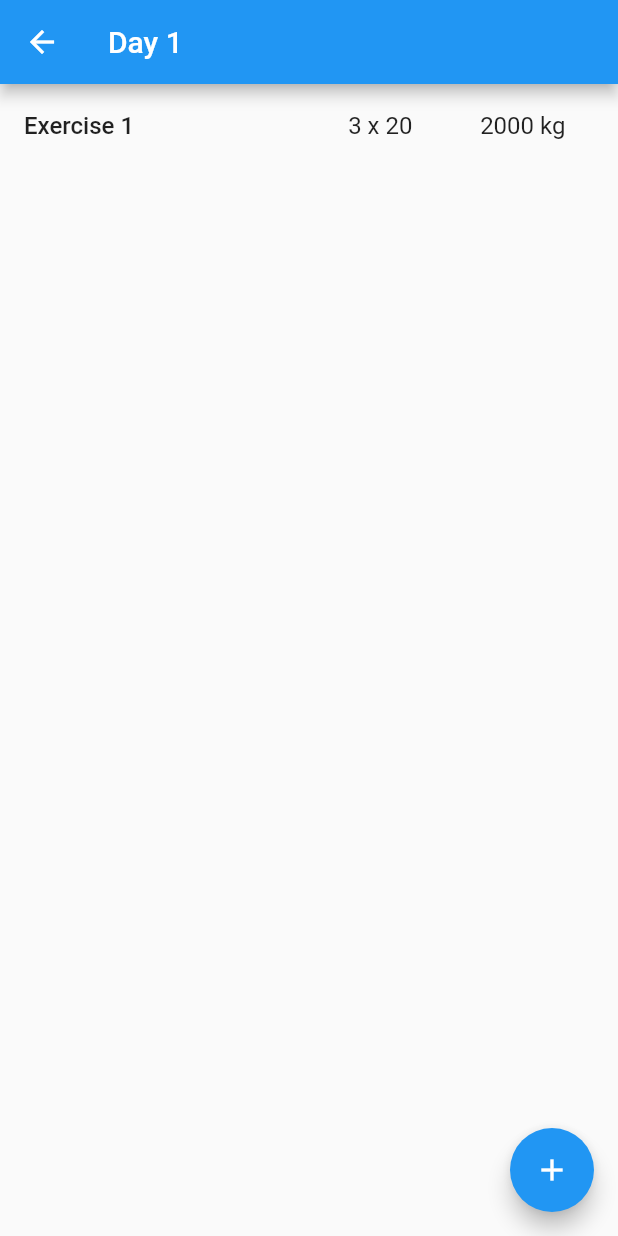
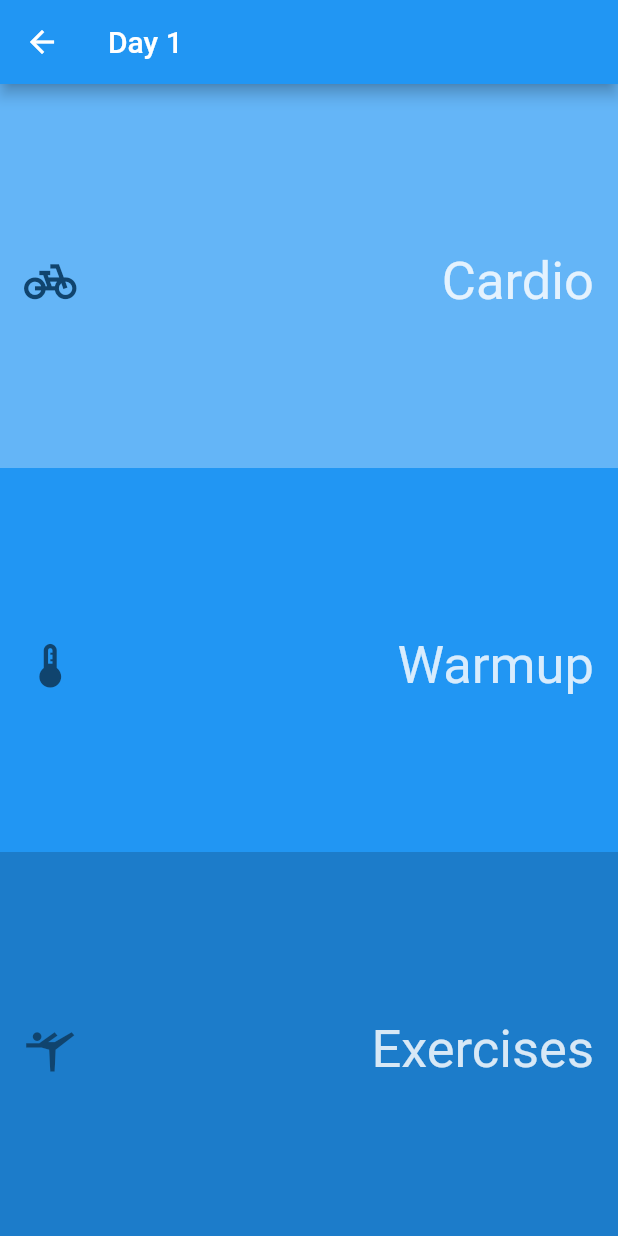
Before and after one commit to davgand/Workout-Manager, a Flutter app: the screen it shows after launch, after a tap on "Day 1", on a phone screen of 412 x 824 dp. Run offline on Flutter 3.47's test engine with Material 2 defaults, Android fonts, the phone set to English and light mode, and no system bars; drawn by our look-alikes of flutter_slidable; missing offline and left inert: window_size; generated files the repository leaves out were written again.

Commit message:
Some renaming. Added division between warmup, cardio, and exercises. Added notes display on exercise tap. Styled texts.

```diff
--- a/lib/l10n/app_en.arb
+++ b/lib/l10n/app_en.arb
@@ -36,5 +36,10 @@
   "time": "Time",
   "weight": "Weight",
   "notes": "Notes",
-  "enter_value_message": "Please enter a value"
+  "enter_value_message": "Please enter a value",
+  "day": "{count, plural, one{Day} other{Days}}",
+  "exercise": "{count, plural, one{Exercise} other{Exercises}}",
+  "workout": "{count, plural, one{Workout} other{Workouts}}",
+  "warmup": "Warmup",
+  "cardio": "Cardio"
 }
--- a/lib/l10n/app_it.arb
+++ b/lib/l10n/app_it.arb
@@ -36,5 +36,10 @@
   "time": "Tempo",
   "weight": "Peso",
   "notes": "Note",
-  "enter_value_message": "Please enter a value"
+  "enter_value_message": "Please enter a value",
+  "day": "{count, plural, one{Giorno} other{Giorni}}",
+  "exercise": "{count, plural, one{Esercizio} other{Esercizi}}",
+  "workout": "{count, plural, one{Allenamento} other{Allenamenti}}",
+  "warmup": "Riscaldamento",
+  "cardio": "Cardio"
 }
--- a/lib/src/constants/app_styles.dart
+++ b/lib/src/constants/app_styles.dart
@@ -1,10 +1,13 @@
 import 'package:flutter/material.dart';
 
 class AppStyles {
-  static const TextStyle dayListStyle = TextStyle(fontSize: 25);
+  static const TextStyle dayListStyle = TextStyle(
+      fontSize: 25, fontWeight: FontWeight.w400, color: Palette.textColor);
 
   static const TextStyle exerciseTitleStyle = TextStyle(
-     fontSize: 16, fontWeight: FontWeight.w500);
+      fontSize: 16, fontWeight: FontWeight.w500, color: Palette.textColor);
+
+  static const TextStyle dataStyle = TextStyle(color: Palette.textColor);
 
   static const TextStyle smallStyle =
       TextStyle(fontSize: 10, fontWeight: FontWeight.w300);
@@ -12,12 +15,21 @@ class AppStyles {
   static const TextStyle boldStyle =
       TextStyle(fontSize: 16, fontWeight: FontWeight.w500);
 
+  static const TextStyle workoutTypeStyle = TextStyle(
+    fontSize: 35,
+    color: Palette.white,
+    fontWeight: FontWeight.normal,
+  );
+
   static const ShapeBorder floatButtonShape = CircleBorder();
 }
 
 class Palette {
   static const Color blue = Colors.blue;
-  static const Color white = Colors.white;
+  static const Color darkBlue = Color.fromARGB(255, 28, 124, 202);
+  static const Color textColor = Color.fromARGB(255, 16, 68, 110);
+  static const Color lightBlue = Color.fromARGB(255, 100, 181, 247);
+  static const Color white = Color.fromARGB(210, 255, 255, 255);
   static const Color grey = Colors.grey;
 
   static const Color red = Color(0xFFFE4A49);
--- a/lib/src/model/day.dart
+++ b/lib/src/model/day.dart
@@ -1,16 +1,23 @@
+import 'package:workout_manager/src/model/warmup.dart';
+
 import 'exercise.dart';
 
 class Day {
   int id = 0;
   String description = "";
   List<Exercise> exercises = [];
+  List<Warmup> warmups = [];
 
   Day();
   Day.create(
-      {required this.id, required this.description, required this.exercises});
+      {required this.id,
+      required this.description,
+      required this.exercises,
+      this.warmups = const []});
 
   factory Day.fromJson(Map<String, dynamic> json) {
     final exercisesData = json['exercises'] as List<dynamic>?;
+    final warmupsData = json['warmups'] as List<dynamic>?;
     return Day.create(
       id: json['id'],
       description: json['description'],
@@ -20,6 +27,12 @@ class Day {
                   Exercise.fromJson(exercise as Map<String, dynamic>))
               .toList()
           : <Exercise>[],
+        warmups: warmupsData != null
+            ? warmupsData
+                .map(
+                    (warmup) => Warmup.fromJson(warmup as Map<String, dynamic>))
+                .toList()
+            : <Warmup>[]
     );
   }
 
@@ -28,6 +41,7 @@ class Day {
       'id': id,
       'description': description,
       'exercises': exercises.map((exercise) => exercise.toJson()).toList(),
+      'warmups': warmups.map((warmup) => warmup.toJson()).toList()
     };
   }
 }
--- a/lib/src/model/exercise.dart
+++ b/lib/src/model/exercise.dart
@@ -1,3 +1,5 @@
+import 'package:workout_manager/src/constants/constants.dart';
+
 class Exercise {
   int id;
   String name;
@@ -10,10 +12,10 @@ class Exercise {
   Exercise(
       {required this.id,
       required this.name,
-      this.reps = 0,
+      this.reps = AppConstants.emptyValue,
       required this.series,
-      this.time = 0,
-      this.weight = 0,
+      this.time = AppConstants.emptyValue,
+      this.weight = AppConstants.emptyValue,
       this.notes = ""});
 
   factory Exercise.fromJson(Map<String, dynamic> json) => Exercise(
--- /dev/null
+++ b/lib/src/model/warmup.dart
@@ -0,0 +1,34 @@
+import 'package:workout_manager/src/constants/constants.dart';
+
+class Warmup {
+  int id;
+  int time;
+  int reps;
+  String description;
+  String type;
+
+  Warmup(
+      {required this.id,
+      required this.description,
+      this.type = "",
+      this.time = AppConstants.emptyValue,
+      this.reps = AppConstants.emptyValue});
+
+  factory Warmup.fromJson(Map<String, dynamic> json) => Warmup(
+        id: json['id'],
+        description: json['description'],
+        type: json['type'],
+        reps: json['reps'],
+        time: json['time'],
+      );
+
+  Map<String, dynamic> toJson() {
+    return {
+      'id': id,
+      'description': description,
+      'type': type,
+      'reps': reps,
+      'time': time,
+    };
+  }
+}
--- a/lib/src/model/workout.dart
+++ b/lib/src/model/workout.dart
@@ -1,3 +1,4 @@
+import 'package:collection/collection.dart';
 import 'package:flutter/foundation.dart';
 import 'package:workout_manager/src/provider/fileHandler.dart';
 import 'package:workout_manager/src/model/exercise.dart';
@@ -88,12 +89,14 @@ class WorkoutModel extends ChangeNotifier {
 
   void editExercise(Day day, int id, String name, int series,
       [int reps = 0, int time = 0, int weight = 0, String notes = ""]) {
-    days[day.id].exercises[id].name = name;
-    days[day.id].exercises[id].reps = reps;
-    days[day.id].exercises[id].series = series;
-    days[day.id].exercises[id].time = series;
-    days[day.id].exercises[id].weight = weight;
-    days[day.id].exercises[id].notes = notes;
+    var index =
+        days[day.id].exercises.indexWhere((exercise) => exercise.id == id);
+    days[day.id].exercises[index].name = name;
+    days[day.id].exercises[index].reps = reps;
+    days[day.id].exercises[index].series = series;
+    days[day.id].exercises[index].time = series;
+    days[day.id].exercises[index].weight = weight;
+    days[day.id].exercises[index].notes = notes;
 
     FileHandler.writeWorkout(WorkoutModel(days));
     notifyListeners();
--- /dev/null
+++ b/lib/src/screens/day_details_page.dart
@@ -0,0 +1,68 @@
+import 'package:flutter/material.dart';
+import 'package:flutter_gen/gen_l10n/app_localizations.dart';
+import 'package:workout_manager/src/constants/app_styles.dart';
+import 'package:workout_manager/src/model/day.dart';
+import 'package:workout_manager/src/screens/exercise_page.dart';
+import 'package:workout_manager/src/widgets/workout_type_item.dart';
+
+class DayDetailsPage extends StatefulWidget {
+  final Day day;
+
+  DayDetailsPage({
+    super.key,
+    required this.day,
+  });
+
+  @override
+  State<DayDetailsPage> createState() => _DayDetailsPageState();
+}
+
+class _DayDetailsPageState extends State<DayDetailsPage> {
+  Day day = Day.create(id: 0, description: "", exercises: []);
+
+  @override
+  initState() {
+    day = widget.day;
+    super.initState();
+  }
+
+  @override
+  Widget build(BuildContext context) {
+    return Scaffold(
+        appBar: AppBar(
+          title: Text(day.description),
+        ),
+        body: Column(
+          mainAxisAlignment: MainAxisAlignment.spaceAround,
+          children: [
+            Expanded(
+                child: WorkoutTypeItem(
+                    title: AppLocalizations.of(context).cardio,
+                    icon: Icons.pedal_bike_sharp,
+                    bgColor: Palette.lightBlue,
+                    navigateTo: ExercisePage(
+                      day: day,
+                      exercises: day.exercises,
+                    ))),
+            Expanded(
+                child: WorkoutTypeItem(
+                    title: AppLocalizations.of(context).warmup,
+                    icon: Icons.thermostat,
+                    bgColor: Palette.blue,
+                    navigateTo: ExercisePage(
+                      day: day,
+                      exercises: day.exercises,
+                    ))),
+            Expanded(
+                child: WorkoutTypeItem(
+                    title: AppLocalizations.of(context).exercise(2),
+                    icon: Icons.sports_gymnastics_sharp,
+                    bgColor: Palette.darkBlue,
+                    navigateTo: ExercisePage(
+                      day: day,
+                      exercises: day.exercises,
+                    ))),
+          ],
+        ));
+  }
+}
--- a/lib/src/screens/day_details_screen.dart
+++ /dev/null
@@ -1,60 +0,0 @@
-// Copyright 2021, the Flutter project authors. Please see the AUTHORS file
-// for details. All rights reserved. Use of this source code is governed by a
-// BSD-style license that can be found in the LICENSE file.
-
-import 'package:flutter/material.dart';
-import 'package:workout_manager/src/model/day.dart';
-import 'package:workout_manager/src/widgets/exercise_list.dart';
-
-import '../constants/app_styles.dart';
-import '../widgets/exercise_popup.dart';
-
-class DayDetailsScreen extends StatefulWidget {
-  final Day day;
-
-  DayDetailsScreen({
-    super.key,
-    required this.day,
-  });
-
-  @override
-  State<DayDetailsScreen> createState() => _DayDetailsScreenState();
-}
-
-class _DayDetailsScreenState extends State<DayDetailsScreen> {
-  Day day = Day.create(id: 0, description: "", exercises: []);
-
-  @override
-  initState() {
-    day = widget.day;
-    super.initState();
-  }
-
-  @override
-  Widget build(BuildContext context) {
-    return Scaffold(
-      floatingActionButton: FloatingActionButton(
-        onPressed: () {
-          displayExerciseDialog(context, day);
-        },
-        shape: AppStyles.floatButtonShape,
-        child: const Icon(Icons.add),
-      ),
-      appBar: AppBar(
-        title: Text(day.description),
-      ),
-      body: ExerciseList(
-        day: day,
-        exercises: day.exercises,
-      ),
-    );
-  }
-
-  Future<void> displayExerciseDialog(BuildContext context, Day day) async {
-    return showDialog(
-        context: context,
-        builder: (context) {
-          return ExerciseDialog(day);
-        });
-  }
-}
--- a/lib/src/widgets/day_item.dart
+++ b/lib/src/widgets/day_item.dart
@@ -4,7 +4,7 @@ import 'package:provider/provider.dart';
 import 'package:workout_manager/src/constants/app_styles.dart';
 import 'package:workout_manager/src/model/day.dart';
 import 'package:workout_manager/src/model/workout.dart';
-import 'package:workout_manager/src/screens/day_details_screen.dart';
+import 'package:workout_manager/src/screens/day_details_page.dart';
 import 'package:workout_manager/src/widgets/day_popup.dart';
 import 'package:flutter_gen/gen_l10n/app_localizations.dart';
 
@@ -51,7 +51,7 @@ class DayItem extends StatelessWidget {
             Navigator.push(
               context,
               MaterialPageRoute(
-                builder: (context) => DayDetailsScreen(day: day),
+                builder: (context) => DayDetailsPage(day: day),
               ),
             );
           },
--- a/lib/src/widgets/exercise_list.dart
+++ /dev/null
@@ -1,40 +0,0 @@
-// Copyright 2021, the Flutter project authors. Please see the AUTHORS file
-// for details. All rights reserved. Use of this source code is governed by a
-// BSD-style license that can be found in the LICENSE file.
-
-import 'package:flutter/material.dart';
-import 'package:workout_manager/src/model/day.dart';
-import 'package:workout_manager/src/model/exercise.dart';
-import 'package:workout_manager/src/widgets/exercise_item.dart';
-import 'package:flutter_gen/gen_l10n/app_localizations.dart';
-
-
-class ExerciseList extends StatelessWidget {
-  final List<Exercise> exercises;
-  final Day day;
-  final ValueChanged<Exercise>? onTap;
-
-  const ExerciseList({
-    required this.day,
-    required this.exercises,
-    this.onTap,
-    super.key,
-  });
-
-  @override
-  Widget build(BuildContext context) {
-    return exercises.isEmpty
-        ? Center(
-            child: Text(
-              AppLocalizations.of(context).no_exercises_in_list,
-              textAlign: TextAlign.center,
-            ),
-          )
-        : ListView.builder(
-        itemCount: exercises.length,
-        itemBuilder: (context, index) => ExerciseItem(
-              day: day,
-              exercise: exercises[index],
-            ));
-  }
-}
--- /dev/null
+++ b/lib/src/widgets/workout_type_item.dart
@@ -0,0 +1,40 @@
+import 'package:flutter/material.dart';
+import 'package:workout_manager/src/constants/app_styles.dart';
+
+class WorkoutTypeItem extends StatelessWidget {
+  final String title;
+  final IconData icon;
+  final Color bgColor;
+  final Widget navigateTo;
+
+  const WorkoutTypeItem({
+    required this.title,
+    required this.icon,
+    required this.bgColor,
+    required this.navigateTo,
+    super.key,
+  });
+
+  @override
+  Widget build(BuildContext context) {
+    return ListTile(
+        title: Align(
+            alignment: Alignment.center,
+            child: Row(
+                mainAxisAlignment: MainAxisAlignment.spaceBetween,
+                children: [
+                  Icon(icon, size: 35, color: Palette.textColor),
+                  Text(
+                    title,
+                    textAlign: TextAlign.start,
+                    style: AppStyles.workoutTypeStyle,
+                  )
+                ])),
+        tileColor: bgColor,
+        onTap: () => Navigator.push(
+            context,
+            MaterialPageRoute(
+              builder: (context) => navigateTo,
+            )));
+  }
+}
```
Also changed, not shown: lib/src/screens/exercise_page.dart (added, +63 -0 lines), lib/src/widgets/breadcrumb.dart (added, +24 -0 lines), lib/src/widgets/exercise_item.dart (+15 -5 lines), lib/src/widgets/warmup_item.dart (added, +153 -0 lines), lib/src/widgets/warmup_list.dart (added, +28 -0 lines).
